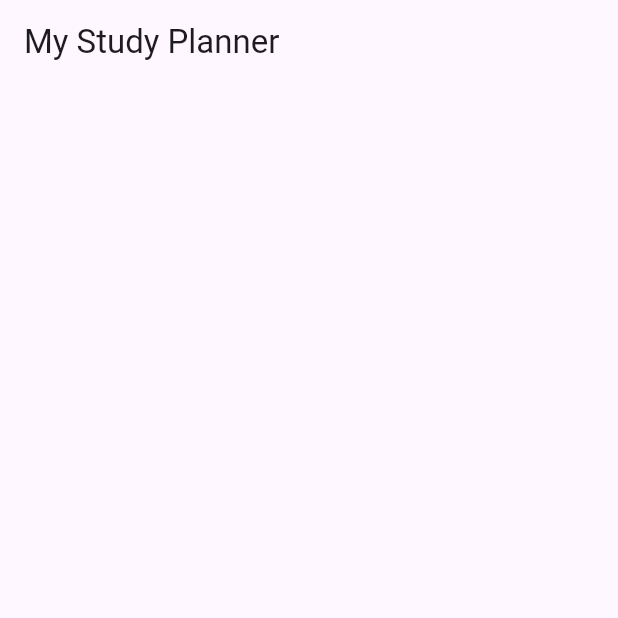
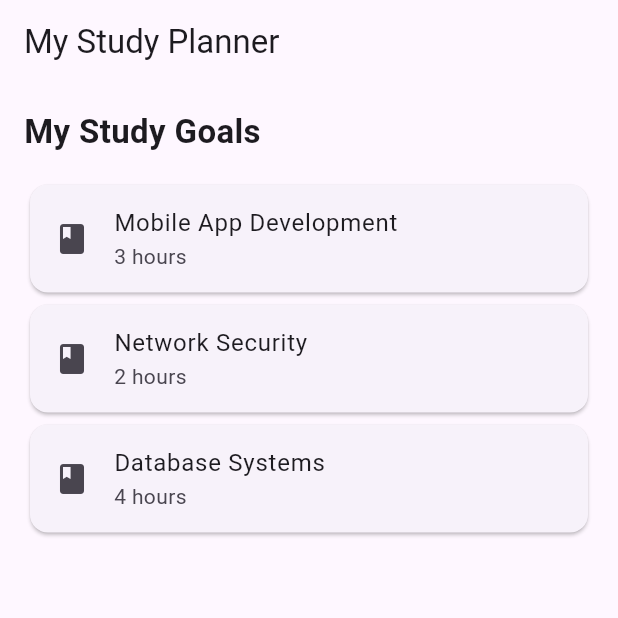
Before and after one commit to abdalla402/study_planner, a Flutter app: the screen it shows after launch, on a phone screen of 412 x 824 dp, the top half of it. Run offline on Flutter 3.47's test engine with Material 3 defaults, Android fonts, the phone set to English and light mode, and no system bars.

Commit message:
Phase 2 (3/5): Display study goals dynamically using ListView.builder

```diff
--- a/lib/main.dart
+++ b/lib/main.dart
@@ -51,6 +51,35 @@ class _StudyPlannerHomeState extends State<StudyPlannerHome> {
       appBar: AppBar(
         title: const Text('My Study Planner'),
       ),
+      // DYNAMIC: Body displaying the list of goals dynamically
+      body: Padding(
+        padding: const EdgeInsets.all(16.0),
+        child: Column(
+          crossAxisAlignment: CrossAxisAlignment.start,
+          children: [
+            const Text(
+              'My Study Goals',
+              style: TextStyle(fontSize: 22, fontWeight: FontWeight.bold),
+            ),
+            const SizedBox(height: 16),
+            Expanded(
+              child: ListView.builder(
+                itemCount: _goals.length,
+                itemBuilder: (context, index) {
+                  final goal = _goals[index];
+                  return Card(
+                    child: ListTile(
+                      leading: const Icon(Icons.book),
+                      title: Text(goal.title),
+                      subtitle: Text(goal.hours),
+                    ),
+                  );
+                },
+              ),
+            ),
+          ],
+        ),
+      ),
     );
   }
 }
```
